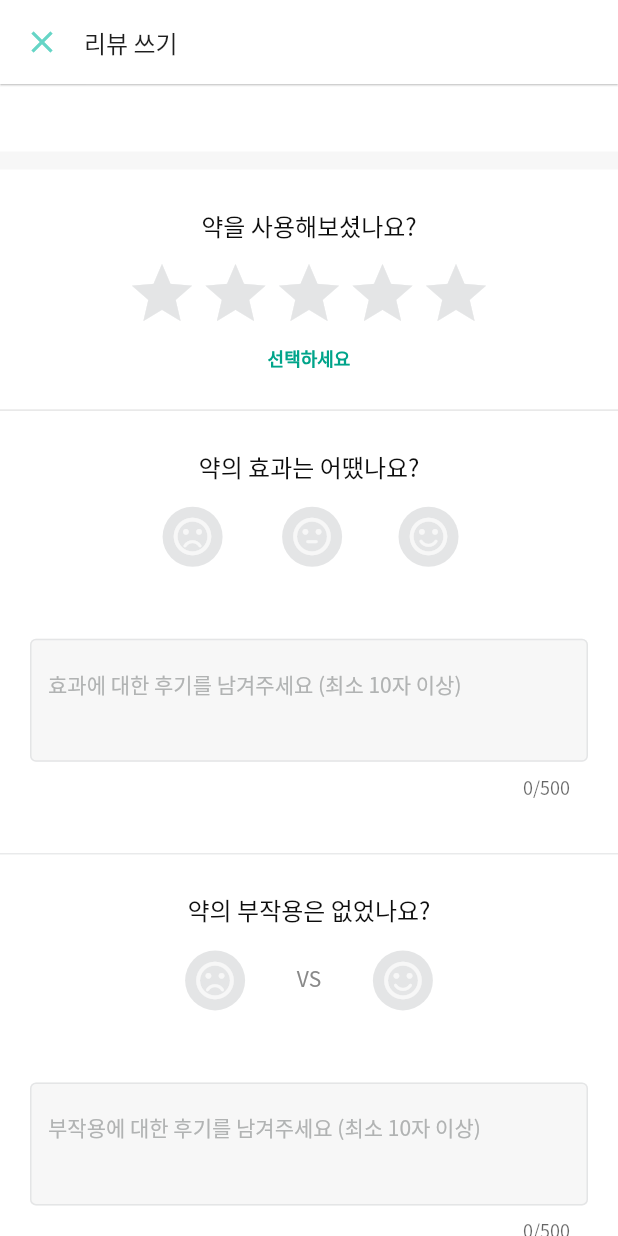
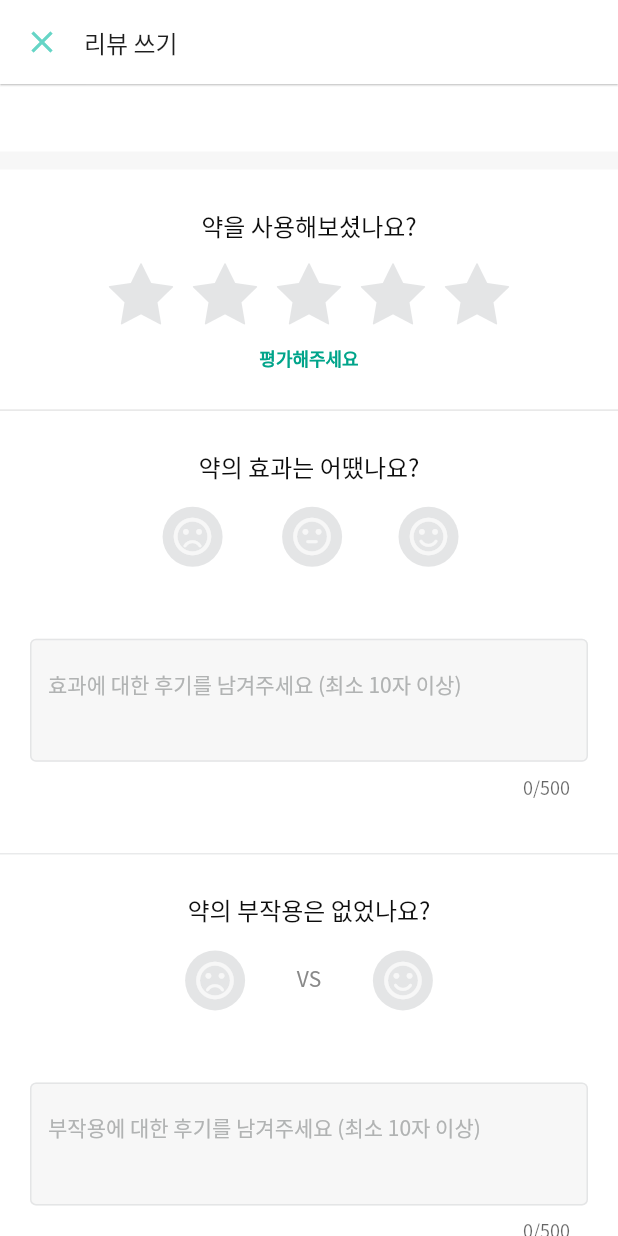
Before and after one commit to Semodrug/semo_ver2, a Flutter app: the WriteReview screen opened directly, on a phone screen of 412 x 824 dp. Run offline on Flutter 3.47's test engine with Material 2 defaults, Android fonts, the phone set to English and light mode, and no system bars; drawn by our look-alikes of flutter_rating_bar; our stand-ins replace cloud_firestore, firebase_auth, firebase_core, firebase_storage, fl_chart, flutter_datetime_picker and 7 more; missing offline and left inert: app_settings, dynamic_text_highlighting, firebase_ml_vision, flutter_facebook_auth; accounts and stored records are empty; network calls fail.

Commit message:
[UPDATE] review

```diff
--- a/lib/mypage/my_page.dart
+++ b/lib/mypage/my_page.dart
@@ -35,7 +35,7 @@ class _MyPageState extends State<MyPage> {
     return (user == null)
         ? Loading()
         : Scaffold(
-            appBar: CustomAppBarWithGoToBack('마이페이지', Icon(Icons.close), 3),
+            appBar: CustomAppBarWithGoToBack('마이페이지', Icon(Icons.close), 0.5),
             backgroundColor: Colors.white,
             body: StreamBuilder<UserData>(
               stream: DatabaseService(uid: user.uid).userData,
--- a/lib/mypage/my_reviews.dart
+++ b/lib/mypage/my_reviews.dart
@@ -37,7 +37,7 @@ class _MyReviewsState extends State<MyReviews> {
     TheUser user = Provider.of<TheUser>(context);
 
     return Scaffold(
-        appBar: CustomAppBarWithGoToBack('리뷰', Icon(Icons.arrow_back), 3),
+        appBar: CustomAppBarWithGoToBack('리뷰', Icon(Icons.arrow_back), 0.5),
         body: CustomScrollView(
           slivers: [
             SliverToBoxAdapter(
--- a/lib/review/report_review.dart
+++ b/lib/review/report_review.dart
@@ -9,6 +9,8 @@ class _ReportReviewState extends State<ReportReview> {
   @override
   Widget build(BuildContext context) {
     return Scaffold(
+
+      //TODO
       appBar: AppBar(
         leading: IconButton(
             icon: Icon(
--- a/lib/review/see_my_review.dart
+++ b/lib/review/see_my_review.dart
@@ -23,7 +23,7 @@ class _SeeMyReviewState extends State<SeeMyReview> {
     TheUser user = Provider.of<TheUser>(context);
 
     return Scaffold(
-      appBar: CustomAppBarWithGoToBack("리뷰", Icon(Icons.arrow_back), 3),
+      appBar: CustomAppBarWithGoToBack("리뷰", Icon(Icons.arrow_back), 0.5),
         backgroundColor: gray0_white,
       body: StreamBuilder<List<Review>>(
         stream: ReviewService().findUserReview(widget.drugItemSeq, user.uid),
--- a/lib/review/write_review.dart
+++ b/lib/review/write_review.dart
@@ -402,13 +402,11 @@ class _WriteReviewState extends State<WriteReview> {
               itemCount: 5,
 //              unratedColor: Colors.grey[500],
               unratedColor: gray75,
-              itemPadding: EdgeInsets.symmetric(horizontal: 0.5),
+              itemPadding: EdgeInsets.symmetric(horizontal: 4),
               itemBuilder: (context, _) =>
-                  Icon(Icons.star, color: primary300_main),
-              // ImageIcon(
-              //   AssetImage('assets/icons/rating_star.png'),
-              //   color: primary300_main,
-              // ),
+                  // Icon(Icons.star, color: primary300_main),
+              Image.asset('assets/icons/rating_star.png',
+                width: 28, height: 28,),
 
               onRatingUpdate: (rating) {
                 starRating = rating;
@@ -434,7 +432,7 @@ class _WriteReviewState extends State<WriteReview> {
                 children: <TextSpan>[
                   TextSpan(
                     text: starRatingText.isEmpty
-                        ? "선택하세요"
+                        ? "평가해주세요"
                         : '${starRatingText.split(" ")[0]}',
                     style: Theme.of(context).textTheme.caption.copyWith(
                         color: primary600_bold_text,
```
Also changed, not shown: lib/review/edit_review.dart (+8 -4 lines), assets/icons/rating_star.png.
